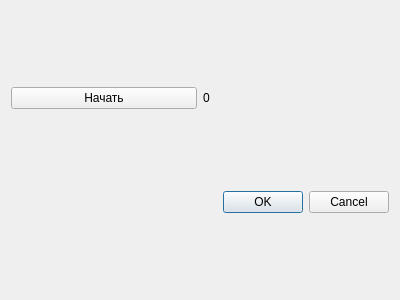
First picture: the form in zeroleveldialog.ui, repository Megavolos/SynchroTest, before the edit.
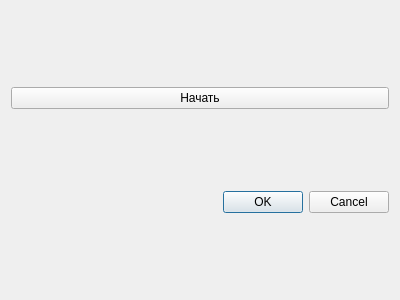
Second picture: the form after the edit.

```diff
--- a/zeroleveldialog.ui
+++ b/zeroleveldialog.ui
@@ -23,13 +23,6 @@
        </property>
       </widget>
      </item>
-     <item row="0" column="1">
-      <widget class="QLabel" name="zeroLevelLabel">
-       <property name="text">
-        <string>0</string>
-       </property>
-      </widget>
-     </item>
     </layout>
    </item>
    <item row="1" column="0">
```
